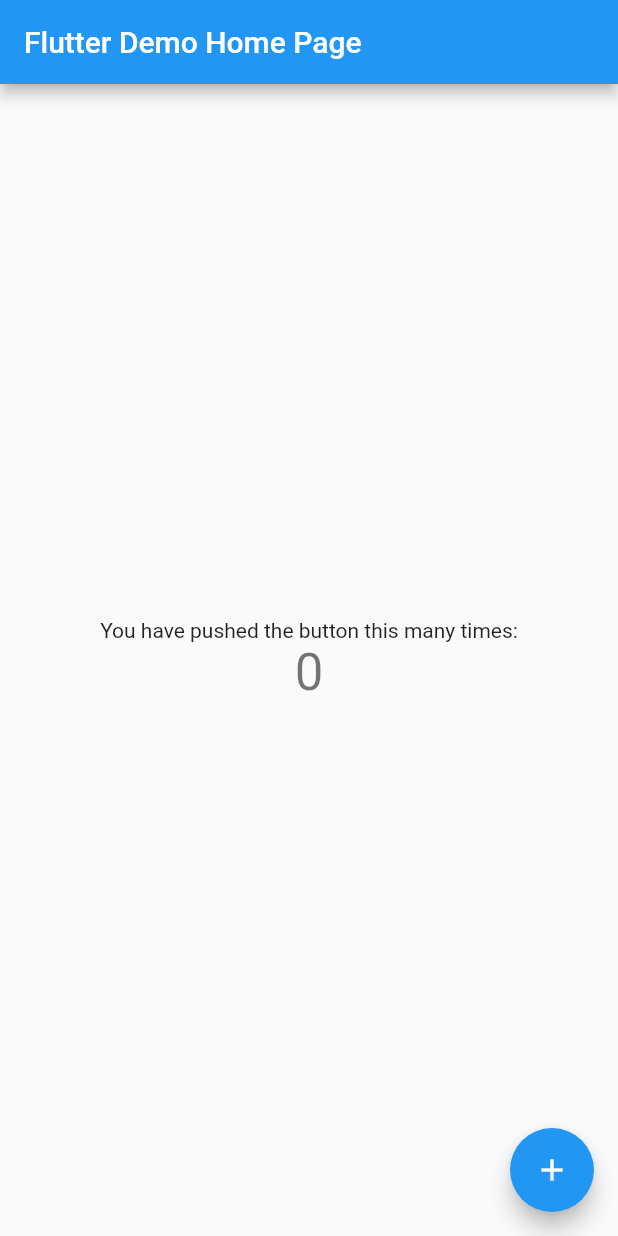
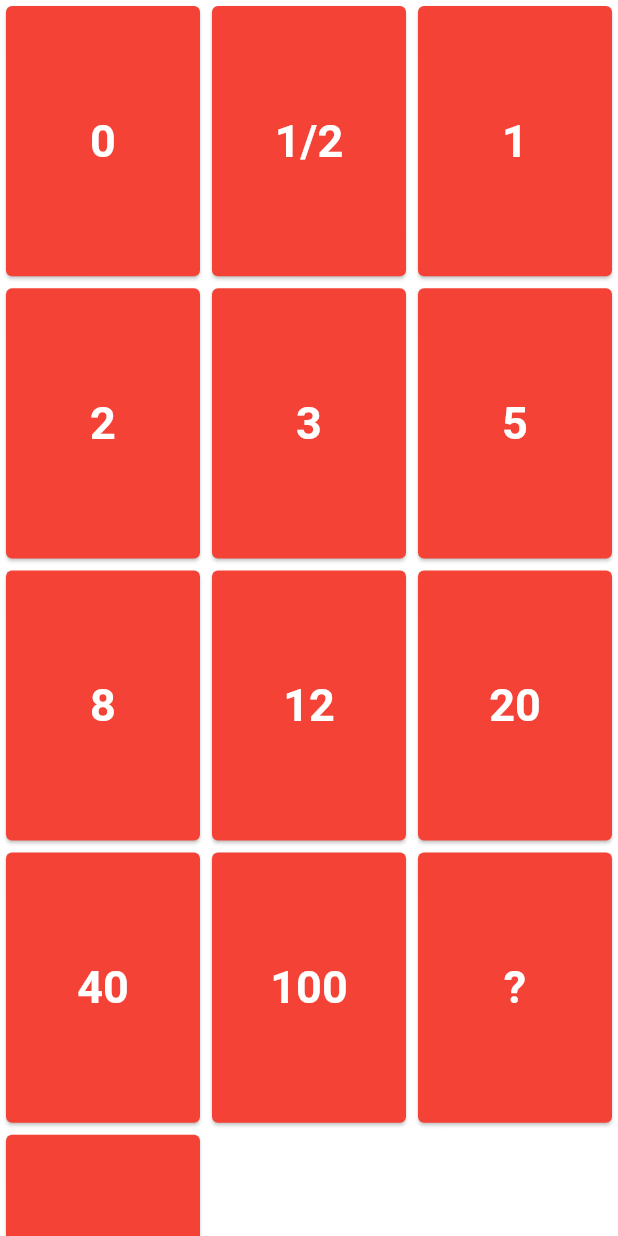
Before and after one commit to rawstarrr/poker_cards, a Flutter app: the screen it shows after launch, on a phone screen of 412 x 824 dp. Run offline on Flutter 3.47's test engine with Material 2 defaults, Android fonts, the light colour scheme and no system bars.

Commit message:
display list of cards

```diff
--- /dev/null
+++ b/lib/cards.dart
@@ -0,0 +1,52 @@
+import 'package:flutter/material.dart';
+
+class Cards extends StatelessWidget {
+  final items = [
+    '0',
+    '1/2',
+    '1',
+    '2',
+    '3',
+    '5',
+    '8',
+    '12',
+    '20',
+    '40',
+    '100',
+    '?',
+    'Coffee',
+  ];
+
+  @override
+  Widget build(BuildContext context) {
+    return GridView.count(
+      crossAxisCount: 3,
+      childAspectRatio: 0.73,
+      semanticChildCount: items.length,
+      children: items.map((text) => SmallCard(text: text)).toList(),
+    );
+  }
+}
+
+class SmallCard extends StatelessWidget {
+  const SmallCard({this.text});
+
+  final String text;
+
+  @override
+  Widget build(BuildContext context) {
+    return Card(
+      color: Colors.red,
+      child: Center(
+        child: Text(
+          text,
+          style: TextStyle(
+            color: Colors.white,
+            fontWeight: FontWeight.bold,
+            fontSize: 30,
+          ),
+        ),
+      ),
+    );
+  }
+}
--- a/lib/main.dart
+++ b/lib/main.dart
@@ -1,111 +1,17 @@
 import 'package:flutter/material.dart';
+import 'package:poker_cards/cards.dart';
 
-void main() => runApp(MyApp());
+void main() => runApp(PokerCardsApp());
 
-class MyApp extends StatelessWidget {
-  // This widget is the root of your application.
+class PokerCardsApp extends StatelessWidget {
   @override
   Widget build(BuildContext context) {
     return MaterialApp(
-      title: 'Flutter Demo',
+      title: 'Poker Cards',
       theme: ThemeData(
-        // This is the theme of your application.
-        //
-        // Try running your application with "flutter run". You'll see the
-        // application has a blue toolbar. Then, without quitting the app, try
-        // changing the primarySwatch below to Colors.green and then invoke
-        // "hot reload" (press "r" in the console where you ran "flutter run",
-        // or simply save your changes to "hot reload" in a Flutter IDE).
-        // Notice that the counter didn't reset back to zero; the application
-        // is not restarted.
-        primarySwatch: Colors.blue,
+        primarySwatch: Colors.red,
       ),
-      home: MyHomePage(title: 'Flutter Demo Home Page'),
+      home: Cards(),
     );
   }
 }
-
-class MyHomePage extends StatefulWidget {
-  MyHomePage({Key key, this.title}) : super(key: key);
-
-  // This widget is the home page of your application. It is stateful, meaning
-  // that it has a State object (defined below) that contains fields that affect
-  // how it looks.
-
-  // This class is the configuration for the state. It holds the values (in this
-  // case the title) provided by the parent (in this case the App widget) and
-  // used by the build method of the State. Fields in a Widget subclass are
-  // always marked "final".
-
-  final String title;
-
-  @override
-  _MyHomePageState createState() => _MyHomePageState();
-}
-
-class _MyHomePageState extends State<MyHomePage> {
-  int _counter = 0;
-
-  void _incrementCounter() {
-    setState(() {
-      // This call to setState tells the Flutter framework that something has
-      // changed in this State, which causes it to rerun the build method below
-      // so that the display can reflect the updated values. If we changed
-      // _counter without calling setState(), then the build method would not be
-      // called again, and so nothing would appear to happen.
-      _counter++;
-    });
-  }
-
-  @override
-  Widget build(BuildContext context) {
-    // This method is rerun every time setState is called, for instance as done
-    // by the _incrementCounter method above.
-    //
-    // The Flutter framework has been optimized to make rerunning build methods
-    // fast, so that you can just rebuild anything that needs updating rather
-    // than having to individually change instances of widgets.
-    return Scaffold(
-      appBar: AppBar(
-        // Here we take the value from the MyHomePage object that was created by
-        // the App.build method, and use it to set our appbar title.
-        title: Text(widget.title),
-      ),
-      body: Center(
-        // Center is a layout widget. It takes a single child and positions it
-        // in the middle of the parent.
-        child: Column(
-          // Column is also a layout widget. It takes a list of children and
-          // arranges them vertically. By default, it sizes itself to fit its
-          // children horizontally, and tries to be as tall as its parent.
-          //
-          // Invoke "debug painting" (press "p" in the console, choose the
-          // "Toggle Debug Paint" action from the Flutter Inspector in Android
-          // Studio, or the "Toggle Debug Paint" command in Visual Studio Code)
-          // to see the wireframe for each widget.
-          //
-          // Column has various properties to control how it sizes itself and
-          // how it positions its children. Here we use mainAxisAlignment to
-          // center the children vertically; the main axis here is the vertical
-          // axis because Columns are vertical (the cross axis would be
-          // horizontal).
-          mainAxisAlignment: MainAxisAlignment.center,
-          children: <Widget>[
-            Text(
-              'You have pushed the button this many times:',
-            ),
-            Text(
-              '$_counter',
-              style: Theme.of(context).textTheme.display1,
-            ),
-          ],
-        ),
-      ),
-      floatingActionButton: FloatingActionButton(
-        onPressed: _incrementCounter,
-        tooltip: 'Increment',
-        child: Icon(Icons.add),
-      ), // This trailing comma makes auto-formatting nicer for build methods.
-    );
-  }
-}
```
